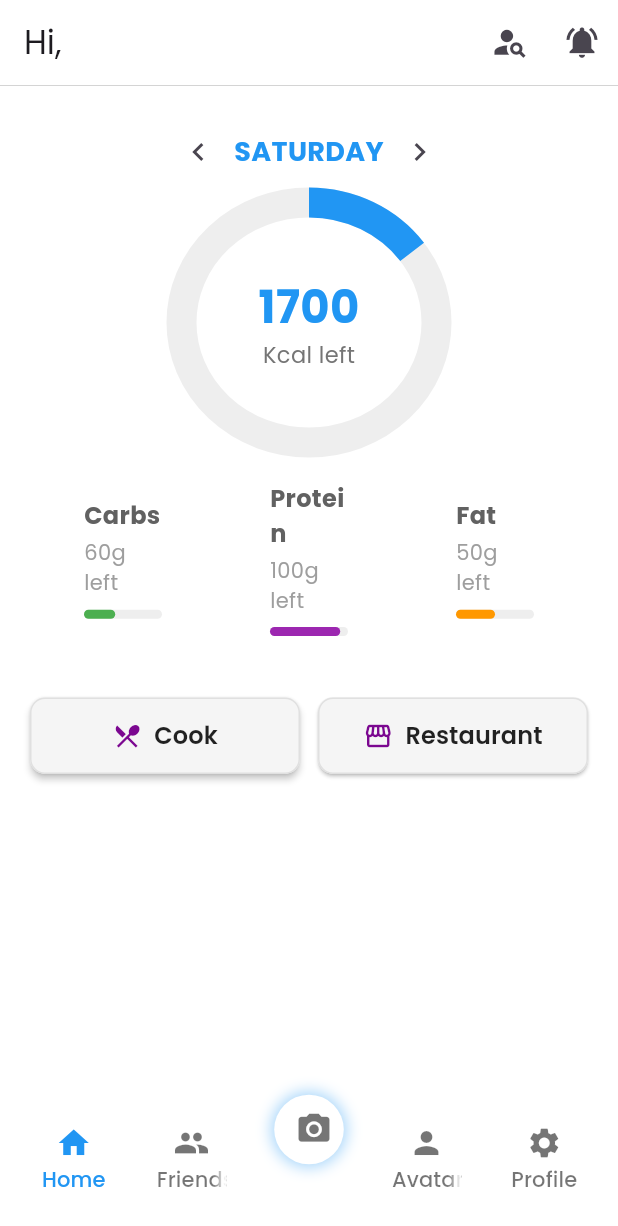
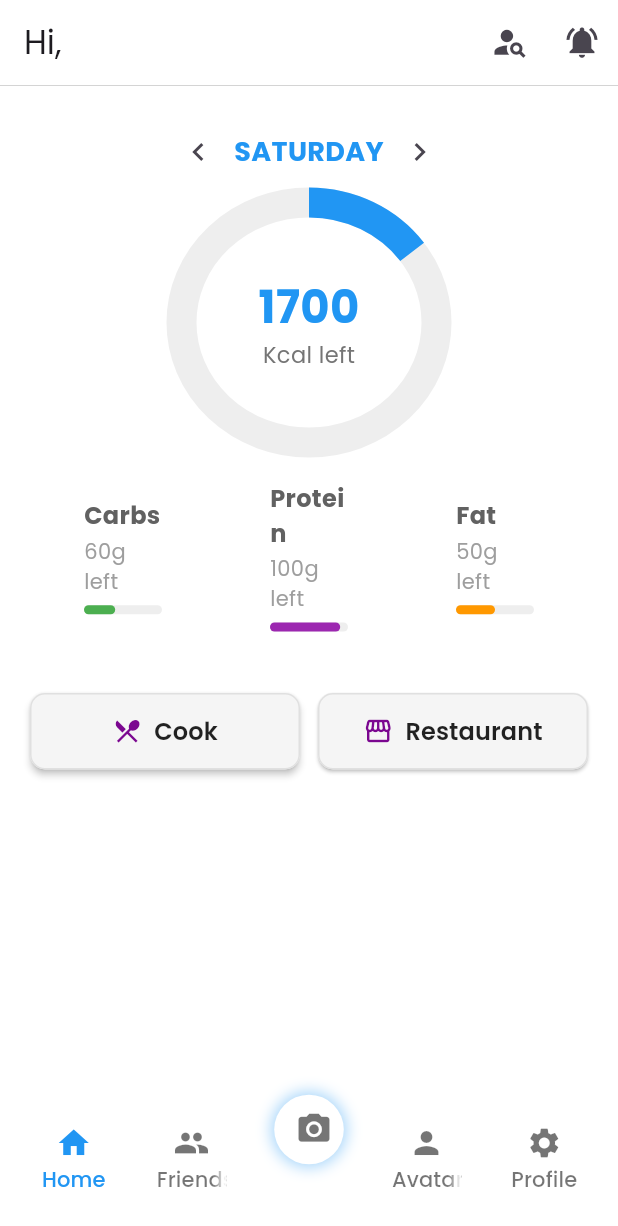
Before and after one commit to FreshNgoh/Kitahack-Chill, a Flutter app: the screen it shows once a user with an empty profile is signed in, on a phone screen of 412 x 824 dp. Shown: the top 1226 px of the screen. Run offline on Flutter 3.47's test engine with Material 3 defaults, Android fonts, the phone set to English and light mode, and no system bars; our stand-ins replace bloc, cloud_firestore, dio, firebase_auth, firebase_core, firebase_storage and 3 more; missing offline and left inert: flutter_3d_controller; accounts and stored records are empty.

Commit message:
Modify restaurant card size

```diff
--- a/lib/pages/home.dart
+++ b/lib/pages/home.dart
@@ -84,7 +84,7 @@ class _NutritionScreenState extends State<NutritionScreen> {
                   : _buildImagePreviewSection(),
             ],
             if (_showRestaurantSection)
-              SizedBox(height: 300, child: RestaurantScreen()),
+              SizedBox(height: 270, child: RestaurantScreen()),
           ],
         ),
       ),
@@ -157,12 +157,12 @@ class _NutritionScreenState extends State<NutritionScreen> {
                 color: Colors.grey[700],
               ),
             ),
-            const SizedBox(height: 3),
+            const SizedBox(height: 2),
             Text(
               subtitle,
               style: TextStyle(fontSize: 14, color: Colors.grey[500]),
             ),
-            const SizedBox(height: 8),
+            const SizedBox(height: 6),
             LinearProgressIndicator(
               value: progressValue,
               minHeight: 6,
@@ -286,58 +286,6 @@ class _NutritionScreenState extends State<NutritionScreen> {
       ),
     );
   }
-
-  // Widget _buildRestaurantSection(BuildContext context) {
-  //   return Padding(
-  //     padding: const EdgeInsets.symmetric(vertical: 16),
-  //     child: Column(
-  //       crossAxisAlignment: CrossAxisAlignment.start,
-  //       children: [
-  //         Padding(
-  //           padding: const EdgeInsets.only(bottom: 20),
-  //           child: Text(
-  //             'Find nearby restaurants',
-  //             style: TextStyle(
-  //               fontSize: 16,
-  //               fontWeight: FontWeight.w600,
-  //               color: Colors.grey[800],
-  //             ),
-  //           ),
-  //         ),
-  //         InkWell(
-  //           onTap: () {
-  //             Navigator.push(
-  //               context,
-  //               MaterialPageRoute(builder: (_) => const RestaurantScreen()),
-  //             );
-  //           },
-  //           borderRadius: BorderRadius.circular(12),
-  //           child: Container(
-  //             padding: const EdgeInsets.all(16),
-  //             decoration: BoxDecoration(
-  //               color: Colors.grey[200],
-  //               borderRadius: BorderRadius.circular(12),
-  //             ),
-  //             child: Row(
-  //               children: [
-  //                 const Icon(Icons.restaurant, color: Colors.deepOrange),
-  //                 const SizedBox(width: 10),
-  //                 Text(
-  //                   'Tap to explore restaurants',
-  //                   style: TextStyle(
-  //                     fontSize: 14,
-  //                     fontWeight: FontWeight.w500,
-  //                     color: Colors.grey[800],
-  //                   ),
-  //                 ),
-  //               ],
-  //             ),
-  //           ),
-  //         ),
-  //       ],
-  //     ),
-  //   );
-  // }
 
   Widget _buildUploadButton() {
     return Column(
```
Also changed, not shown: lib/pages/google_restaurant.dart (+6 -8 lines).
